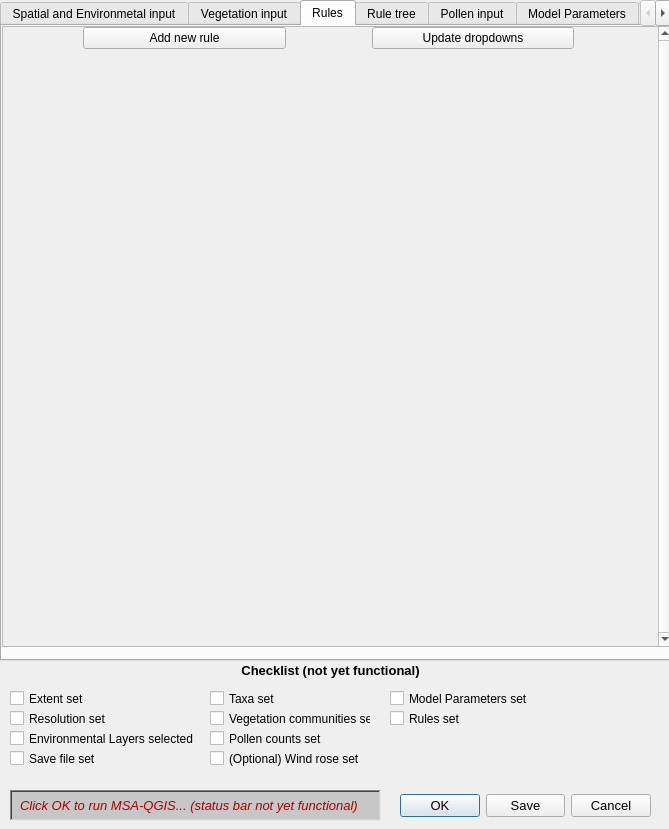
First picture: the form in MSA_QGIS_dialog_base.ui, repository ThyavdBerg/MSA-Q, before the edit.
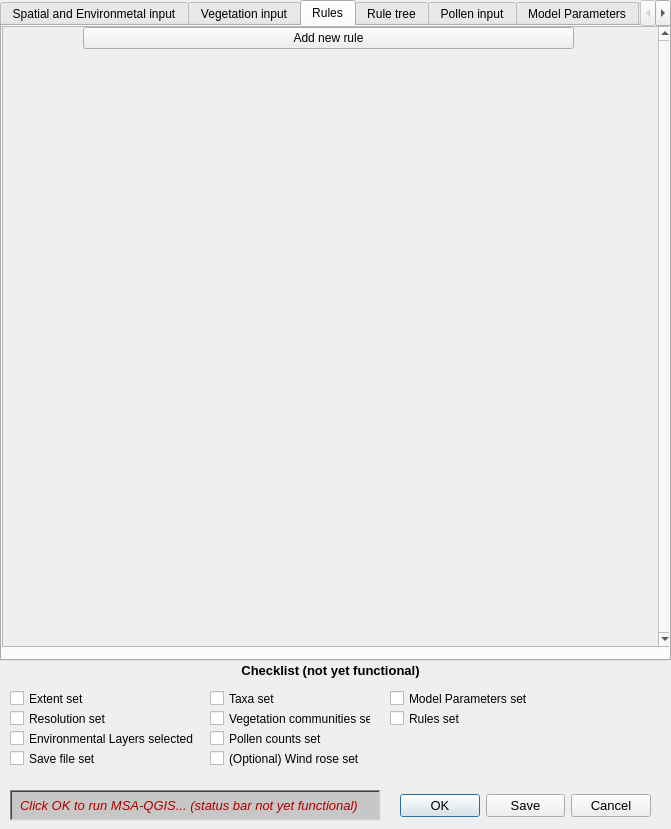
Second picture: the form after the edit. The open tabs and pages were chosen to show the change. Custom widgets are drawn as their Qt base class.

Commit message: making a rule now opens a popup, a lot of fighting with lambda to get dynamically placed widgets connected to signals

The edit to the form file:
```diff
--- a/MSA_QGIS_dialog_base.ui
+++ b/MSA_QGIS_dialog_base.ui
@@ -6,7 +6,7 @@
    <rect>
     <x>0</x>
     <y>0</y>
-    <width>669</width>
+    <width>671</width>
     <height>829</height>
    </rect>
   </property>
@@ -562,11 +562,11 @@
        <rect>
         <x>0</x>
         <y>0</y>
-        <width>652</width>
+        <width>648</width>
         <height>619</height>
        </rect>
       </property>
-      <widget class="QWidget" name="">
+      <widget class="QWidget" name="layoutWidget">
        <property name="geometry">
         <rect>
          <x>0</x>
@@ -601,35 +601,6 @@
             </property>
            </widget>
           </item>
-          <item>
-           <spacer name="horizontalSpacer">
-            <property name="orientation">
-             <enum>Qt::Horizontal</enum>
-            </property>
-            <property name="sizeType">
-             <enum>QSizePolicy::Fixed</enum>
-            </property>
-            <property name="sizeHint" stdset="0">
-             <size>
-              <width>80</width>
-              <height>20</height>
-             </size>
-            </property>
-           </spacer>
-          </item>
-          <item>
-           <widget class="QPushButton" name="pushButton_updateDropdown">
-            <property name="sizePolicy">
-             <sizepolicy hsizetype="Minimum" vsizetype="Fixed">
-              <horstretch>0</horstretch>
-              <verstretch>0</verstretch>
-             </sizepolicy>
-            </property>
-            <property name="text">
-             <string>Update dropdowns</string>
-            </property>
-           </widget>
-          </item>
           <item>
            <spacer name="horizontalSpacer_3">
             <property name="orientation">
```
Left out of the diff: 8 changed lines with no effect on the pictures. The commit also changes 4 other files.
